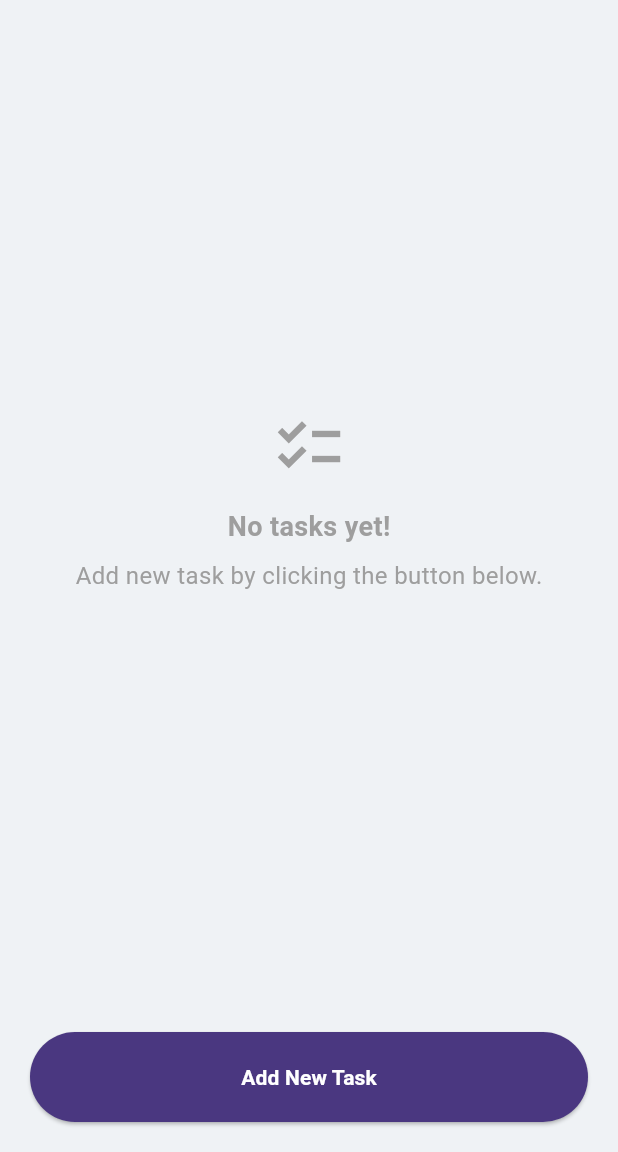
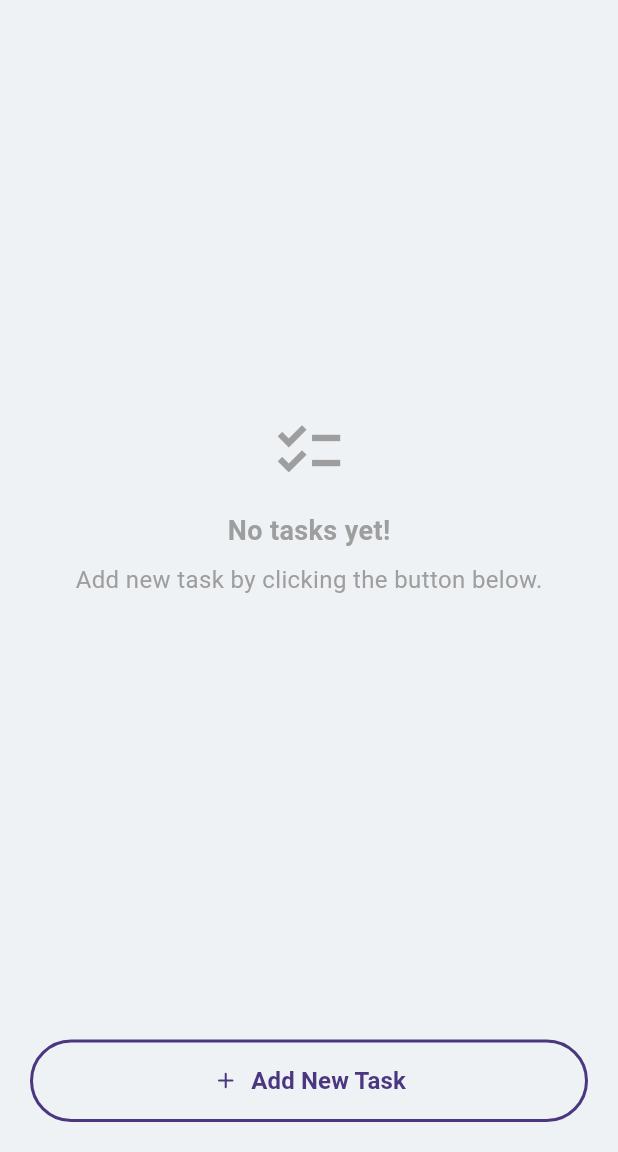
Before and after one commit to jeeesher/checklist_to_do_app, a Flutter app: the screen it shows after launch, on a phone screen of 412 x 824 dp, the part 84-1236 px from its top. Run offline on Flutter 3.47's test engine with Material 3 defaults, Android fonts, the phone set to English and light mode, and no system bars; our stand-ins replace flutter_bloc, shared_preferences.

Commit message:
Modified AddTaskButton

```diff
--- a/lib/module/main/presentation/page/checklist.page.dart
+++ b/lib/module/main/presentation/page/checklist.page.dart
@@ -114,6 +114,7 @@ class ChecklistPage extends StatelessWidget {
                 );
               },
               label: 'Add New Task',
+              icon: Icons.add_rounded,
             ),
           ),
         ],
--- a/lib/module/task/presentation/page/add_task.page.dart
+++ b/lib/module/task/presentation/page/add_task.page.dart
@@ -121,6 +121,7 @@ class AddTaskPage extends StatelessWidget {
             AddTaskButton(
               onPressed: saveTask,
               label: 'Save Task',
+              icon: Icons.download_rounded,
             ),
           ],
         ),
--- a/lib/module/widgets/add_task_button.dart
+++ b/lib/module/widgets/add_task_button.dart
@@ -3,27 +3,56 @@ import 'package:flutter/material.dart';
 class AddTaskButton extends StatelessWidget {
   final VoidCallback onPressed;
   final String label;
+  final IconData icon;
 
-  const AddTaskButton({super.key, required this.onPressed, required this.label});
+  const AddTaskButton({super.key, required this.onPressed, required this.label, required this.icon});
 
   @override
   Widget build(BuildContext context) {
+    const buttonColor = Color(0xFF4A3780);
     return SizedBox(
       width: double.infinity,
-      child: ElevatedButton(
+      child: OutlinedButton.icon(
         onPressed: onPressed,
-        style: ElevatedButton.styleFrom(
-          backgroundColor: const Color(0xFF4A3780),
-          shape: RoundedRectangleBorder(
-            borderRadius: BorderRadius.circular(50),
-          ),
-          padding: const EdgeInsets.symmetric(vertical: 20),
-        ),
-        child: Text(
+        icon: Icon(icon),
+        label: Text(
           label,
           style: const TextStyle(
-            color: Colors.white,
+            fontSize: 16,
             fontWeight: FontWeight.bold,
+          ),
+        ),
+        style: ButtonStyle(
+          side: WidgetStateProperty.all(
+            const BorderSide(color: buttonColor, width: 2),
+          ),
+          padding: WidgetStateProperty.all(
+            const EdgeInsets.symmetric(vertical: 16),
+          ),
+          shape: WidgetStateProperty.all(
+            RoundedRectangleBorder(
+              borderRadius: BorderRadius.circular(50),
+            ),
+          ),
+
+          backgroundColor: WidgetStateProperty.resolveWith<Color?>(
+            (states) {
+              if (states.contains(WidgetState.hovered) ||
+                  states.contains(WidgetState.pressed)) {
+                return buttonColor;
+              }
+              return Colors.transparent;
+            },
+          ),
+
+          foregroundColor: WidgetStateProperty.resolveWith<Color?>(
+            (states) {
+              if (states.contains(WidgetState.hovered) ||
+                  states.contains(WidgetState.pressed)) {
+                return Colors.white;
+              }
+              return buttonColor;
+            },
           ),
         ),
       ),
```
